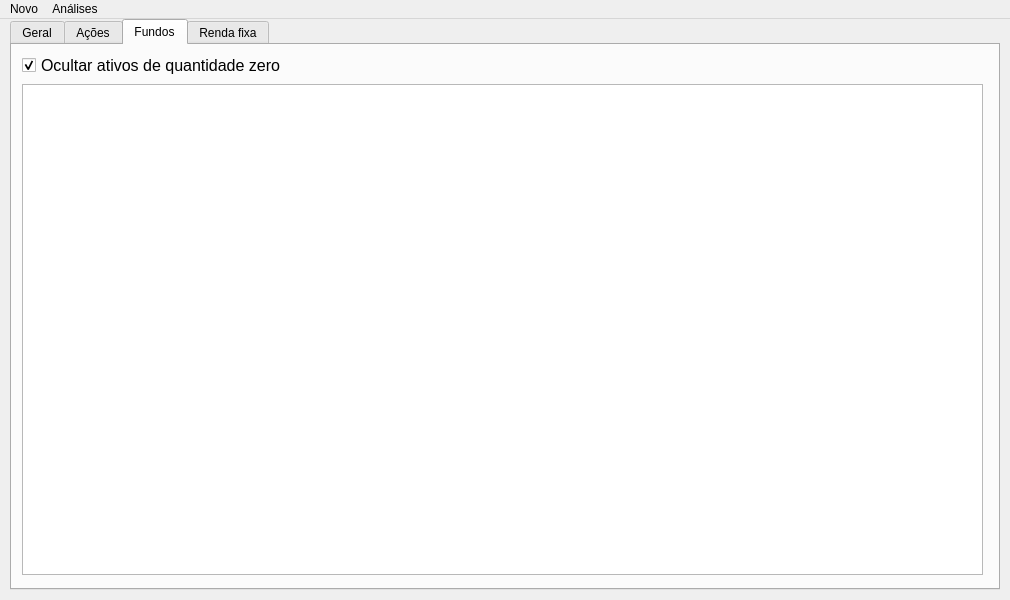
First picture: the form in mainwindow.ui, repository ThiagoServulo/MyFinancialAssets, before the edit.
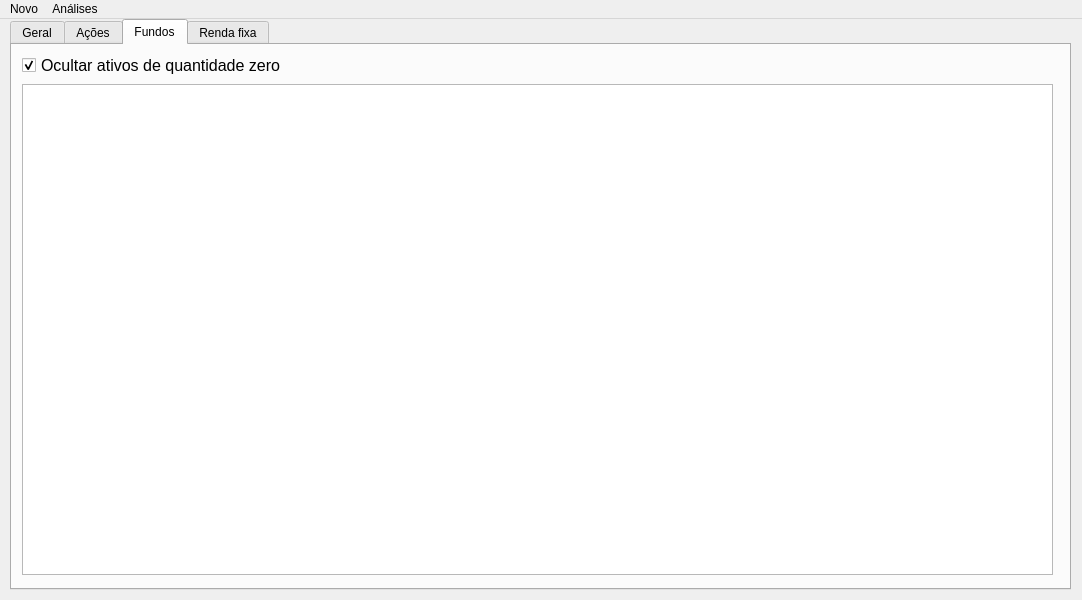
Second picture: the form after the edit. The open tabs and pages were chosen to show the change.

Diff of the .ui file:
```diff
--- a/mainwindow.ui
+++ b/mainwindow.ui
@@ -6,7 +6,7 @@
    <rect>
     <x>0</x>
     <y>0</y>
-    <width>1010</width>
+    <width>1082</width>
     <height>600</height>
    </rect>
   </property>
@@ -19,7 +19,7 @@
      <rect>
       <x>10</x>
       <y>0</y>
-      <width>990</width>
+      <width>1061</width>
       <height>571</height>
      </rect>
     </property>
@@ -76,7 +76,7 @@
        <rect>
         <x>10</x>
         <y>39</y>
-        <width>961</width>
+        <width>1031</width>
         <height>491</height>
        </rect>
       </property>
@@ -125,7 +125,7 @@
     <rect>
      <x>0</x>
      <y>0</y>
-     <width>1010</width>
+     <width>1082</width>
      <height>21</height>
     </rect>
    </property>
```
Left out of the diff: 12 changed lines with no effect on the pictures.
